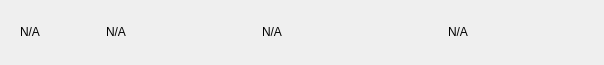
Above: src/qt/kristatech/forms/mnrow.ui from bedri/KristaTech-KRISTA before the change. Below: the same form after it.
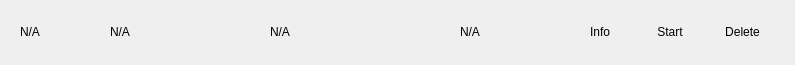
That is the form after the change. Icons and pictures are not drawn.

Commit message: style(gui): replace masternode row three-dot menu with inline Info, Start, Delete buttons

Diff of the .ui file:
```diff
--- a/src/qt/kristatech/forms/mnrow.ui
+++ b/src/qt/kristatech/forms/mnrow.ui
@@ -44,6 +44,9 @@
       <enum>QFrame::Raised</enum>
      </property>
      <layout class="QHBoxLayout" name="horizontalLayout">
+      <property name="spacing">
+       <number>10</number>
+      </property>
       <property name="leftMargin">
        <number>0</number>
       </property>
@@ -103,32 +106,69 @@
        </widget>
       </item>
       <item>
-       <widget class="QPushButton" name="pushButtonMenu">
+       <widget class="QPushButton" name="pushButtonInfo">
+        <property name="minimumSize">
+         <size>
+          <width>60</width>
+          <height>30</height>
+         </size>
+        </property>
         <property name="maximumSize">
          <size>
-          <width>30</width>
-          <height>16777215</height>
+          <width>60</width>
+          <height>30</height>
          </size>
         </property>
         <property name="focusPolicy">
          <enum>Qt::NoFocus</enum>
         </property>
-        <property name="styleSheet">
-         <string notr="true">border:none; background-color:transparent; padding:0px;</string>
+        <property name="text">
+         <string>Info</string>
         </property>
+       </widget>
+      </item>
+      <item>
+       <widget class="QPushButton" name="pushButtonStart">
+        <property name="minimumSize">
+         <size>
+          <width>60</width>
+          <height>30</height>
+         </size>
+        </property>
+        <property name="maximumSize">
+         <size>
+          <width>60</width>
+          <height>30</height>
+         </size>
+        </property>
+        <property name="focusPolicy">
+         <enum>Qt::NoFocus</enum>
+        </property>
         <property name="text">
-         <string/>
+         <string>Start</string>
         </property>
-        <property name="icon">
-         <iconset>
-          <normaloff>:/ic-menu-hover</normaloff>:/ic-menu-hover</iconset>
+       </widget>
+      </item>
+      <item>
+       <widget class="QPushButton" name="pushButtonDelete">
+        <property name="minimumSize">
+         <size>
+          <width>65</width>
+          <height>30</height>
+         </size>
         </property>
-        <property name="iconSize">
+        <property name="maximumSize">
          <size>
-          <width>24</width>
-          <height>24</height>
+          <width>65</width>
+          <height>30</height>
          </size>
         </property>
+        <property name="focusPolicy">
+         <enum>Qt::NoFocus</enum>
+        </property>
+        <property name="text">
+         <string>Delete</string>
+        </property>
        </widget>
       </item>
      </layout>
```
The commit also changes 5 other files.
